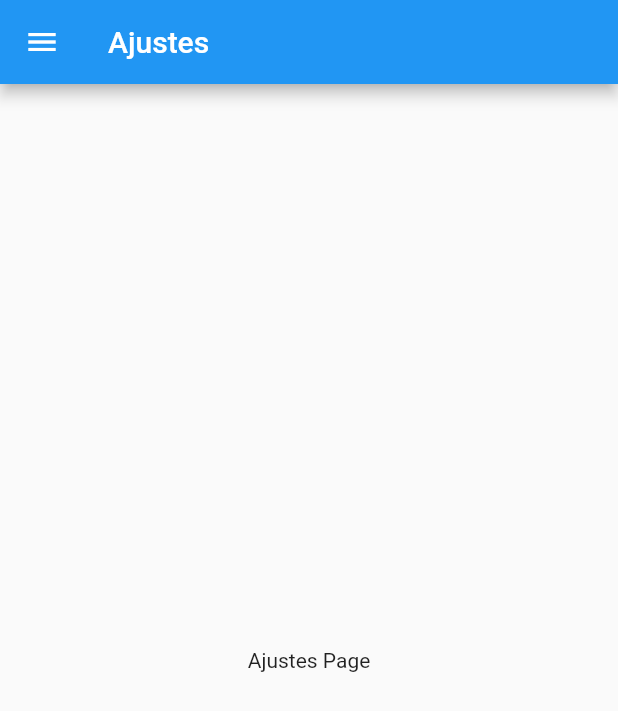
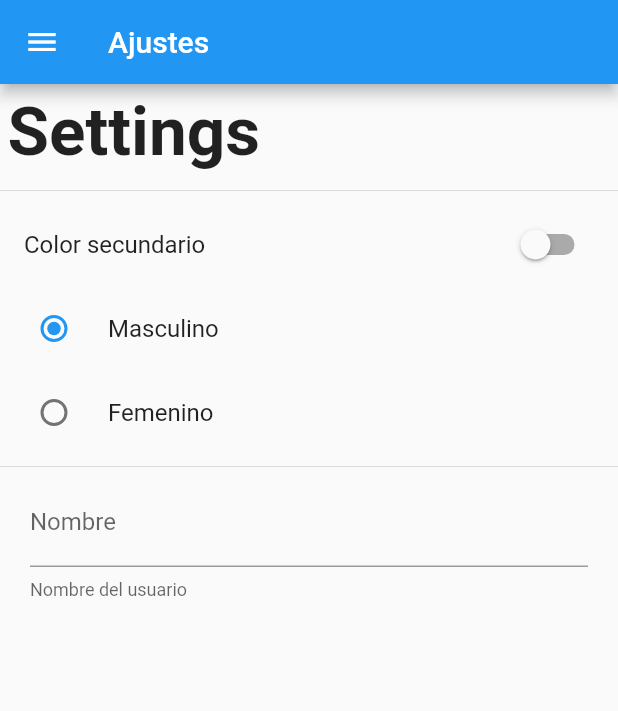
Before and after one commit to dankensoft/user-preferences-flutter, a Flutter app: the SettingsPage screen opened by its route, on a phone screen of 412 x 824 dp. Shown: the top 711 px of the screen. Run offline on Flutter 3.47's test engine with Material 2 defaults, Android fonts, the phone set to English and light mode, and no system bars; our stand-ins replace shared_preferences; accounts and stored records are empty.

Commit message:
Instalación SharedPreferences e Implementación de Preferencias del Usuario

```diff
--- a/lib/src/pages/settings_page.dart
+++ b/lib/src/pages/settings_page.dart
@@ -1,16 +1,91 @@
 import 'package:flutter/material.dart';
+import 'package:preferenciasusuario/src/shared_prefs/preferencias_usuario.dart';
 import 'package:preferenciasusuario/src/widgets/menu_widget.dart';
 
-class SettingsPage extends StatelessWidget {
+class SettingsPage extends StatefulWidget {
   static final String routeName = 'settings';
+
+  @override
+  State<SettingsPage> createState() => _SettingsPageState();
+}
+
+class _SettingsPageState extends State<SettingsPage> {
+  late bool _colorSecundario;
+  int? _genero;
+  String _nombre = 'Rodri';
+
+  late TextEditingController _textController;
+
+  final prefs = new PreferenciasUsuario();
+
+  @override
+  void initState() {
+    super.initState();
+    prefs.ultimaPagina = SettingsPage.routeName;
+    _genero = prefs.genero;
+    _colorSecundario = prefs.colorSecundario;
+    _textController = new TextEditingController(text: prefs.nombreUsuario);
+  }
+
+  _setSelectedRadio(int? valor) {
+    prefs.genero = valor as int;
+
+    setState(() {
+      _genero = valor ?? 1;
+    });
+  }
 
   @override
   Widget build(BuildContext context) {
     return Scaffold(
         appBar: AppBar(
           title: Text('Ajustes'),
+          backgroundColor: (prefs.colorSecundario) ? Colors.teal : Colors.blue,
         ),
         drawer: MenuWidget(),
-        body: Center(child: Text('Ajustes Page')));
+        body: ListView(
+          children: [
+            Container(
+              padding: EdgeInsets.all(5.0),
+              child: Text(
+                'Settings',
+                style: TextStyle(fontSize: 45.0, fontWeight: FontWeight.bold),
+              ),
+            ),
+            Divider(),
+            SwitchListTile(
+              value: prefs.colorSecundario,
+              title: Text('Color secundario'),
+              onChanged: (value) {
+                setState(() {
+                  prefs.colorSecundario = value;
+                });
+              },
+            ),
+            RadioListTile(
+              value: 1,
+              title: Text('Masculino'),
+              groupValue: _genero,
+              onChanged: _setSelectedRadio,
+            ),
+            RadioListTile(
+                value: 2,
+                title: Text('Femenino'),
+                groupValue: _genero,
+                onChanged: _setSelectedRadio),
+            Divider(),
+            Container(
+              padding: EdgeInsets.symmetric(horizontal: 20.0),
+              child: TextField(
+                controller: _textController,
+                decoration: InputDecoration(
+                    labelText: 'Nombre', helperText: 'Nombre del usuario'),
+                onChanged: (value) {
+                  prefs.nombreUsuario = value;
+                },
+              ),
+            )
+          ],
+        ));
   }
 }
--- /dev/null
+++ b/lib/src/shared_prefs/preferencias_usuario.dart
@@ -0,0 +1,54 @@
+import 'package:shared_preferences/shared_preferences.dart';
+
+class PreferenciasUsuario {
+  static final PreferenciasUsuario _instancia =
+      new PreferenciasUsuario._internal();
+
+  factory PreferenciasUsuario() {
+    return _instancia;
+  }
+
+  PreferenciasUsuario._internal();
+
+  late SharedPreferences _prefs;
+
+  initPrefs() async {
+    this._prefs = await SharedPreferences.getInstance();
+  }
+
+  // GET y SET del Genero
+  int get genero {
+    return _prefs.getInt('genero') ?? 1;
+  }
+
+  set genero(int value) {
+    _prefs.setInt('genero', value);
+  }
+
+  // GET y SET del Color Secundario
+  bool get colorSecundario {
+    return _prefs.getBool('colorSecundario') ?? false;
+  }
+
+  set colorSecundario(bool value) {
+    _prefs.setBool('colorSecundario', value);
+  }
+
+  // GET y SET del Nombre de Usuario
+  String get nombreUsuario {
+    return _prefs.getString('nombreUsuario') ?? '';
+  }
+
+  set nombreUsuario(String value) {
+    _prefs.setString('nombreUsuario', value);
+  }
+
+  // GET y SET de la Última Página
+  String get ultimaPagina {
+    return _prefs.getString('ultimaPagina') ?? 'home';
+  }
+
+  set ultimaPagina(String value) {
+    _prefs.setString('ultimaPagina', value);
+  }
+}
--- a/pubspec.yaml
+++ b/pubspec.yaml
@@ -34,6 +34,7 @@ dependencies:
   # The following adds the Cupertino Icons font to your application.
   # Use with the CupertinoIcons class for iOS style icons.
   cupertino_icons: ^1.0.2
+  shared_preferences: ^2.0.8
 
 dev_dependencies:
   flutter_test:
```
Also changed, not shown: lib/main.dart (+12 -2 lines), lib/src/pages/home_page.dart (+8 -3 lines), pubspec.lock, 9 other files.
